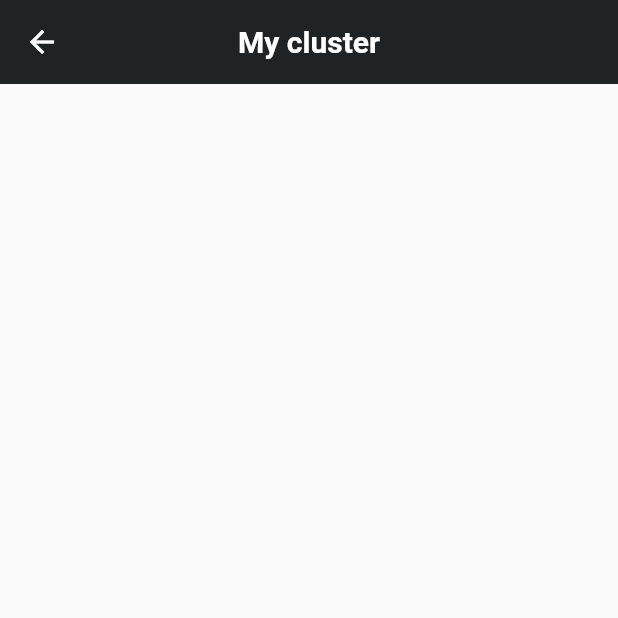
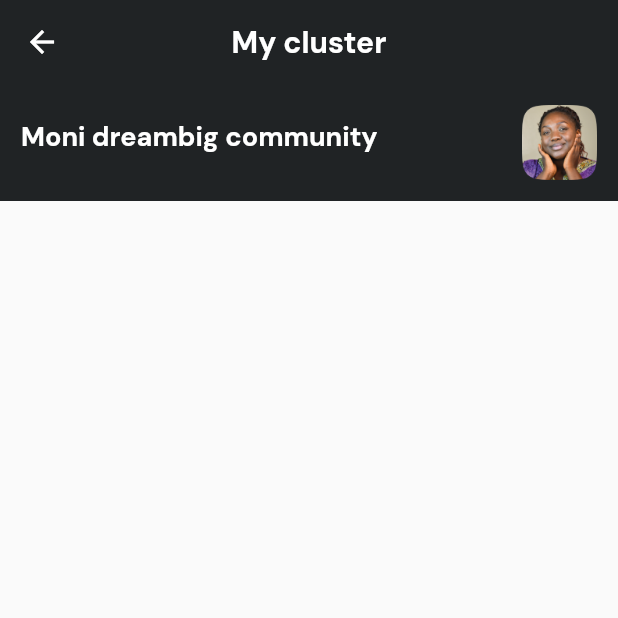
Before and after one commit to Nkwachi-N/Moni, a Flutter app: the HomeScreen screen opened directly, on a phone screen of 412 x 824 dp, the top half of it. Run offline on Flutter 3.47's test engine with Material 2 defaults, Android fonts, the phone set to English and light mode, and no system bars; our stand-ins replace google_fonts; statements that could not run were skipped.

Commit message:
font addition

```diff
--- /dev/null
+++ b/lib/UI/screens/home_screen.dart
@@ -0,0 +1,70 @@
+import 'package:flutter/cupertino.dart';
+import 'package:flutter/material.dart';
+import 'package:moni/Core/utils/moni_colors.dart';
+
+class HomeScreen extends StatefulWidget {
+  const HomeScreen({Key? key}) : super(key: key);
+
+  @override
+  _HomeScreenState createState() => _HomeScreenState();
+}
+
+class _HomeScreenState extends State<HomeScreen> {
+  @override
+  Widget build(BuildContext context) {
+    final textTheme = Theme.of(context).textTheme;
+    return Scaffold(
+      appBar: AppBar(
+        leading: BackButton(),
+        title: Text(
+          'My cluster',
+          style: TextStyle(
+            fontWeight: FontWeight.bold,
+          ),
+        ),
+      ),
+      body: Column(
+        children: [
+          Container(
+            color: MoniColors.darkDarker,
+            padding: const EdgeInsets.all(14.0),
+            child: Column(
+              children: [
+                Row(
+                  mainAxisAlignment: MainAxisAlignment.spaceBetween,
+                  children: [
+                    Column(
+                      crossAxisAlignment: CrossAxisAlignment.start,
+                      children: [
+                        Text(
+                          'Moni dreambig community',
+                          style: TextStyle(
+                            fontSize: 18.0,
+                            fontWeight: FontWeight.w700,
+                            color: Colors.white,
+                          ),
+                        ),
+                        const SizedBox(
+                          height: 8.0,
+                        ),
+
+                      ],
+                    ),
+                    Padding(
+                      padding: const EdgeInsets.only(left: 16.0),
+                      child: Image.asset(
+                        'assets/avatar.png',
+                        height: 50.0,
+                        width: 50.0,
+                      ),
+                    )
+                  ],
+                )
+              ],
+            ),
+          )
+        ],
+      ),
+    );
+  }
+}
--- a/lib/screens/home_screen.dart
+++ /dev/null
@@ -1,32 +0,0 @@
-import 'package:flutter/material.dart';
-import 'package:moni/Core/utils/moni_colors.dart';
-
-class HomeScreen extends StatefulWidget {
-  const HomeScreen({Key? key}) : super(key: key);
-
-  @override
-  _HomeScreenState createState() => _HomeScreenState();
-}
-
-class _HomeScreenState extends State<HomeScreen> {
-  @override
-  Widget build(BuildContext context) {
-    final textTheme = Theme.of(context).textTheme;
-    return Scaffold(
-      appBar: AppBar(
-        leading: BackButton(),
-        title: Text('My cluster',style: TextStyle(
-          fontWeight: FontWeight.bold,
-        ),),
-      ),
-      body: Column(
-        children: [
-          Container(
-            color: MoniColors.darkDarker,
-          )
-
-        ],
-      ),
-    );
-  }
-}
```
Also changed, not shown: lib/UI/widgets/repayment_widget.dart (added, +41 -0 lines), lib/main.dart (+6 -3 lines), pubspec.yaml (+3 -63 lines), assets/avatar.png (added), pubspec.lock.
